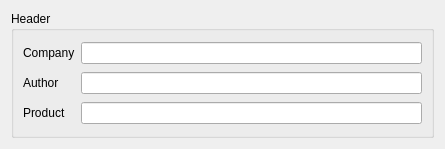
Before: the Qt Designer form src/Mod/Part/Gui/DlgExportHeaderStep.ui in southseact-3d/fcd, drawn with Qt 5.
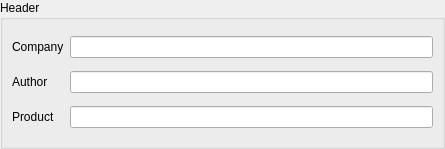
After: the same form once the commit is applied.

Commit message:
Part: remove rogue margins from ui file
Added margin=0. Same as in DlgExportStep.ui:
https://github.com/FreeCAD/FreeCAD/blob/25db693f816fd4ceaf36d8f306748c3631566ec9/src/Mod/Part/Gui/DlgExportStep.ui#L17-L19

The edit to the form file:
```diff
--- a/src/Mod/Part/Gui/DlgExportHeaderStep.ui
+++ b/src/Mod/Part/Gui/DlgExportHeaderStep.ui
@@ -14,6 +14,9 @@
    <string notr="true">STEP</string>
   </property>
   <layout class="QGridLayout" name="gridLayout_4">
+   <property name="margin">
+    <number>0</number>
+   </property>
    <item row="1" column="0">
     <widget class="QGroupBox" name="groupBoxHeader">
      <property name="toolTip">
```
The commit also changes 1 other file.
